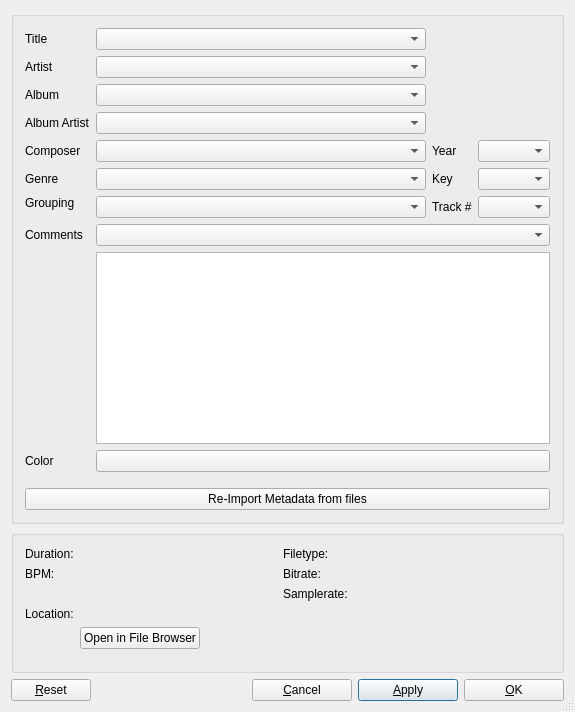
Before: the Qt Designer form src/library/dlgtrackinfomulti.ui in ronso0/mixxx, drawn with Qt 5.
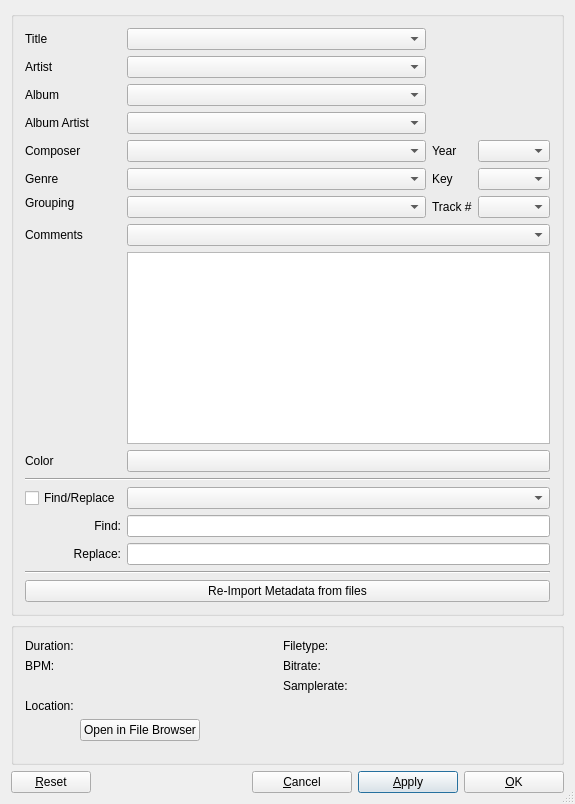
After: the same form once the commit is applied.

Commit message: DlgTrackInfoMulti: add Find/Replace GUI for all string properties

Patch:
```diff
--- a/src/library/dlgtrackinfomulti.ui
+++ b/src/library/dlgtrackinfomulti.ui
@@ -7,7 +7,7 @@
     <x>0</x>
     <y>0</y>
     <width>575</width>
-    <height>642</height>
+    <height>350</height>
    </rect>
   </property>
   <property name="sizePolicy">
@@ -421,7 +421,7 @@
       <item row="9" column="1" colspan="3">
        <widget class="QPushButton" name="btnColorPicker">
         <property name="sizePolicy">
-         <sizepolicy hsizetype="MinimumExpanding" vsizetype="MinimumExpanding">
+         <sizepolicy hsizetype="MinimumExpanding" vsizetype="Fixed">
           <horstretch>0</horstretch>
           <verstretch>0</verstretch>
          </sizepolicy>
@@ -429,8 +429,102 @@
        </widget>
       </item>
 
-      <item row="10" column="0">
-       <spacer name="spacerColorPicker">
+      <item row="10" column="0" colspan="4">
+       <widget class="Line" name="separatorFindReplace">
+        <property name="orientation">
+         <enum>Qt::Horizontal</enum>
+        </property>
+       </widget>
+      </item>
+
+      <item row="11" column="0">
+       <widget class="QCheckBox" name="checkboxReplace">
+        <property name="text">
+         <string>Find/Replace</string>
+        </property>
+       </widget>
+      </item>
+      <item row="11" column="1" colspan="3">
+       <widget class="QComboBox" name="comboFindReplace">
+        <property name="sizePolicy">
+         <sizepolicy hsizetype="Expanding" vsizetype="Fixed">
+          <horstretch>0</horstretch>
+          <verstretch>0</verstretch>
+         </sizepolicy>
+        </property>
+        <property name="minimumSize">
+         <size>
+          <width>0</width>
+          <height>0</height>
+         </size>
+        </property>
+       </widget>
+      </item>
+
+      <item row="12" column="0">
+       <widget class="QLabel" name="lblFind">
+        <property name="text">
+         <string>Find:</string>
+        </property>
+        <property name="alignment">
+         <set>Qt::AlignLeading|Qt::AlignRight|Qt::AlignVCenter</set>
+        </property>
+       </widget>
+      </item>
+      <item row="12" column="1" colspan="3">
+       <widget class="QLineEdit" name="txtFind">
+        <property name="sizePolicy">
+         <sizepolicy hsizetype="Expanding" vsizetype="Fixed">
+          <horstretch>0</horstretch>
+          <verstretch>0</verstretch>
+         </sizepolicy>
+        </property>
+        <property name="minimumSize">
+         <size>
+          <width>0</width>
+          <height>0</height>
+         </size>
+        </property>
+       </widget>
+      </item>
+
+      <item row="13" column="0">
+       <widget class="QLabel" name="lblReplace">
+        <property name="text">
+         <string>Replace:</string>
+        </property>
+        <property name="alignment">
+         <set>Qt::AlignLeading|Qt::AlignRight|Qt::AlignVCenter</set>
+        </property>
+       </widget>
+      </item>
+      <item row="13" column="1" colspan="3">
+       <widget class="QLineEdit" name="txtReplace">
+        <property name="sizePolicy">
+         <sizepolicy hsizetype="Expanding" vsizetype="Fixed">
+          <horstretch>0</horstretch>
+          <verstretch>0</verstretch>
+         </sizepolicy>
+        </property>
+        <property name="minimumSize">
+         <size>
+          <width>0</width>
+          <height>0</height>
+         </size>
+        </property>
+       </widget>
+      </item>
+
+      <item row="14" column="0" colspan="4">
+       <widget class="Line" name="separatorMetadataImport">
+        <property name="orientation">
+         <enum>Qt::Horizontal</enum>
+        </property>
+       </widget>
+      </item>
+
+      <item row="15" column="0">
+       <spacer name="spacerImportMetadata">
         <property name="orientation">
          <enum>Qt::Horizontal</enum>
         </property>
@@ -443,7 +537,7 @@
        </spacer>
       </item>
 
-      <item row="11" column="0" colspan="4">
+      <item row="15" column="0" colspan="4">
        <widget class="QPushButton" name="btnImportMetadataFromFile">
         <property name="text">
          <string>Re-Import Metadata from files</string>
```
Left out of the diff: 4 changed lines with no effect on the pictures. The commit also changes 2 other files.
